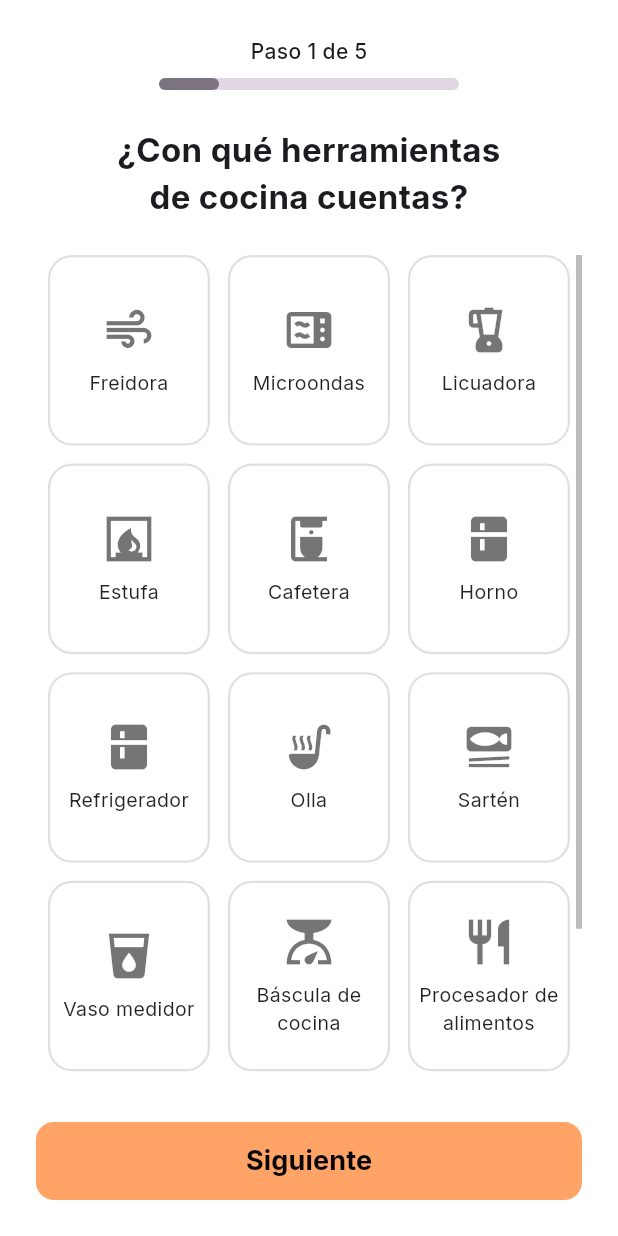
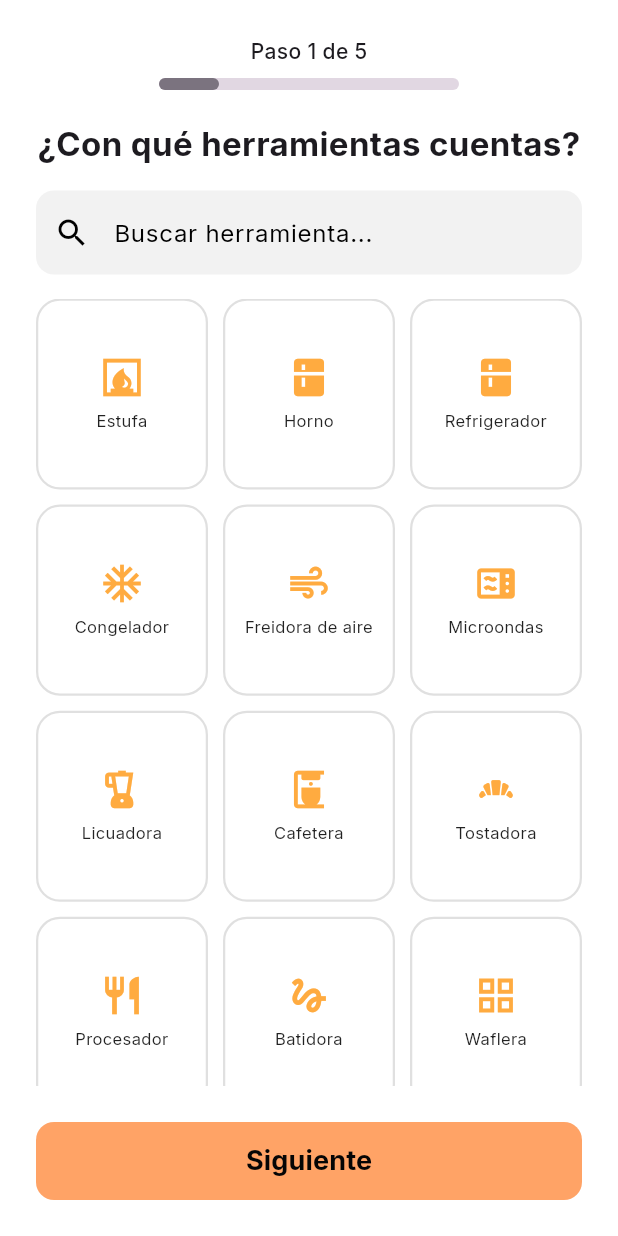
Before and after one commit to albertholto0/Generacion-recetas, a Flutter app: the QuestionnaireWrapper screen opened directly, on a phone screen of 412 x 824 dp. Run offline on Flutter 3.47's test engine with Material 3 defaults, Android fonts, the phone set to English and light mode, and no system bars; our stand-ins replace cloud_firestore, firebase_auth, firebase_core, google_fonts; accounts and stored records are empty.

Commit message:
Se están modificando el contenido de las pantallas, tanto visualmente como en el código. Se han modificado de la pantalla 1 a la 4

```diff
--- /dev/null
+++ b/app_recetas/lib/data/tools.dart
@@ -0,0 +1,161 @@
+import 'package:flutter/material.dart';
+
+class KitchenTool {
+  final String id;
+  final String label;
+  final IconData icon;
+  final String category;
+
+  const KitchenTool({
+    required this.id,
+    required this.label,
+    required this.icon,
+    this.category = 'General',
+  });
+}
+
+// Espatula, cuchillo. cazuela, vaporera, comal, colador, tetera, exprimidor,
+
+class ToolsRepository {
+  static const List<KitchenTool> allTools = [
+    // --- Línea Blanca / Grandes ---
+    KitchenTool(
+      id: 'estufa',
+      label: 'Estufa',
+      icon: Icons.fireplace,
+      category: 'Calor',
+    ),
+    KitchenTool(
+      id: 'horno',
+      label: 'Horno',
+      icon: Icons.kitchen,
+      category: 'Calor',
+    ),
+    KitchenTool(
+      id: 'refri',
+      label: 'Refrigerador',
+      icon: Icons.kitchen,
+      category: 'Frío',
+    ),
+    KitchenTool(
+      id: 'conge',
+      label: 'Congelador',
+      icon: Icons.ac_unit,
+      category: 'Frío',
+    ),
+
+    // --- Pequeños Electrodomésticos ---
+    KitchenTool(
+      id: 'airfryer',
+      label: 'Freidora de aire',
+      icon: Icons.air,
+      category: 'Pequeños',
+    ),
+    KitchenTool(
+      id: 'micro',
+      label: 'Microondas',
+      icon: Icons.microwave,
+      category: 'Pequeños',
+    ),
+    KitchenTool(
+      id: 'licuadora',
+      label: 'Licuadora',
+      icon: Icons.blender,
+      category: 'Pequeños',
+    ),
+    KitchenTool(
+      id: 'cafetera',
+      label: 'Cafetera',
+      icon: Icons.coffee_maker,
+      category: 'Pequeños',
+    ),
+    KitchenTool(
+      id: 'tostadora',
+      label: 'Tostadora',
+      icon: Icons.bakery_dining,
+      category: 'Pequeños',
+    ),
+    KitchenTool(
+      id: 'procesador',
+      label: 'Procesador',
+      icon: Icons.restaurant,
+      category: 'Pequeños',
+    ),
+    KitchenTool(
+      id: 'batidora',
+      label: 'Batidora',
+      icon: Icons.gesture,
+      category: 'Pequeños',
+    ),
+    KitchenTool(
+      id: 'waflera',
+      label: 'Waflera',
+      icon: Icons.grid_view,
+      category: 'Pequeños',
+    ),
+    KitchenTool(
+      id: 'arrocera',
+      label: 'Arrocera',
+      icon: Icons.shutter_speed,
+      category: 'Pequeños',
+    ),
+
+    // --- Utensilios de Cocción ---
+    KitchenTool(
+      id: 'sarten',
+      label: 'Sartén',
+      icon: Icons.set_meal,
+      category: 'Utensilios',
+    ),
+    KitchenTool(
+      id: 'olla',
+      label: 'Olla',
+      icon: Icons.soup_kitchen,
+      category: 'Utensilios',
+    ),
+    KitchenTool(
+      id: 'olla_presion',
+      label: 'Olla a presión',
+      icon: Icons.timer,
+      category: 'Utensilios',
+    ),
+    KitchenTool(
+      id: 'parrilla',
+      label: 'Parrilla',
+      icon: Icons.reorder,
+      category: 'Utensilios',
+    ),
+
+    // --- Preparación y Medición ---
+    KitchenTool(
+      id: 'bascula',
+      label: 'Báscula',
+      icon: Icons.scale,
+      category: 'Medición',
+    ),
+    KitchenTool(
+      id: 'vaso_med',
+      label: 'Vaso medidor',
+      icon: Icons.local_drink,
+      category: 'Medición',
+    ),
+    KitchenTool(
+      id: 'rallador',
+      label: 'Rallador',
+      icon: Icons.grid_3x3,
+      category: 'Preparación',
+    ),
+    KitchenTool(
+      id: 'tabla',
+      label: 'Tabla de picar',
+      icon: Icons.crop_landscape,
+      category: 'Preparación',
+    ),
+    KitchenTool(
+      id: 'pelador',
+      label: 'Pelador',
+      icon: Icons.cleaning_services,
+      category: 'Preparación',
+    ),
+  ];
+}
--- a/app_recetas/lib/screens/first_start/questionnaire/question_1.dart
+++ b/app_recetas/lib/screens/first_start/questionnaire/question_1.dart
@@ -1,4 +1,5 @@
 import 'package:flutter/material.dart';
+import '/data/tools.dart'; // Importa el archivo anterior
 
 class Question1Content extends StatefulWidget {
   const Question1Content({super.key});
@@ -8,98 +9,100 @@ class Question1Content extends StatefulWidget {
 }
 
 class _Question1ContentState extends State<Question1Content> {
-  final Set<int> _selectedTools = {};
+  final Set<String> _selectedToolIds = {};
+  String _searchQuery = "";
 
-  final List<_ToolData> _tools = const [
-    _ToolData(icon: Icons.air, label: 'Freidora'),
-    _ToolData(icon: Icons.microwave, label: 'Microondas'),
-    _ToolData(icon: Icons.blender, label: 'Licuadora'),
-    _ToolData(icon: Icons.fireplace, label: 'Estufa'),
-    _ToolData(icon: Icons.coffee_maker, label: 'Cafetera'),
-    _ToolData(icon: Icons.kitchen, label: 'Horno'),
-    _ToolData(icon: Icons.kitchen, label: 'Refrigerador'),
-    _ToolData(icon: Icons.soup_kitchen, label: 'Olla'),
-    _ToolData(icon: Icons.set_meal, label: 'Sartén'),
-    _ToolData(icon: Icons.local_drink, label: 'Vaso medidor'),
-    _ToolData(icon: Icons.scale, label: 'Báscula de cocina'),
-    _ToolData(icon: Icons.restaurant, label: 'Procesador de alimentos'),
-    _ToolData(icon: Icons.bakery_dining, label: 'Tostadora'),
-  ];
+  // Filtramos la lista según lo que escriba el usuario
+  List<KitchenTool> get _filteredTools => ToolsRepository.allTools
+      .where(
+        (tool) => tool.label.toLowerCase().contains(_searchQuery.toLowerCase()),
+      )
+      .toList();
 
   @override
   Widget build(BuildContext context) {
-    // Retornamos directamente una Column o el contenido
-    // Ya no hay Scaffold, SafeArea, ProgressBar ni NextButton aquí
     return Column(
       children: [
-        const SizedBox(height: 24),
+        const SizedBox(height: 20),
         const Text(
-          '¿Con qué herramientas\nde cocina cuentas?',
+          '¿Con qué herramientas cuentas?',
           textAlign: TextAlign.center,
           style: TextStyle(fontSize: 22, fontWeight: FontWeight.bold),
         ),
-        const SizedBox(height: 24),
+        const SizedBox(height: 16),
+
+        // --- BUSCADOR ---
+        TextField(
+          onChanged: (value) => setState(() => _searchQuery = value),
+          decoration: InputDecoration(
+            hintText: 'Buscar herramienta...',
+            prefixIcon: const Icon(Icons.search),
+            filled: true,
+            fillColor: Colors.black12.withOpacity(0.05),
+            border: OutlineInputBorder(
+              borderRadius: BorderRadius.circular(12),
+              borderSide: BorderSide.none,
+            ),
+          ),
+        ),
+
+        const SizedBox(height: 16),
+
         Expanded(
-          child: Scrollbar(
-            thumbVisibility: true,
-            child: Padding(
-              padding: const EdgeInsets.symmetric(horizontal: 8.0),
           child: GridView.builder(
             gridDelegate: const SliverGridDelegateWithFixedCrossAxisCount(
               crossAxisCount: 3,
-                  crossAxisSpacing: 12,
-                  mainAxisSpacing: 12,
-                  childAspectRatio: 0.85,
+              crossAxisSpacing: 10,
+              mainAxisSpacing: 10,
+              childAspectRatio: 0.9,
             ),
-                itemCount: _tools.length,
+            itemCount: _filteredTools.length,
             itemBuilder: (context, index) {
-                  final selected = _selectedTools.contains(index);
+              final tool = _filteredTools[index];
+              final isSelected = _selectedToolIds.contains(tool.id);
+
               return GestureDetector(
                 onTap: () {
                   setState(() {
-                        if (selected) {
-                          _selectedTools.remove(index);
-                        } else {
-                          _selectedTools.add(index);
-                        }
+                    isSelected
+                        ? _selectedToolIds.remove(tool.id)
+                        : _selectedToolIds.add(tool.id);
                   });
                 },
-                    child: Container(
+                child: AnimatedContainer(
+                  duration: const Duration(milliseconds: 200),
                   decoration: BoxDecoration(
-                        color: selected
-                            ? const Color(0xFFFFA366)
-                            : Colors.white,
+                    color: isSelected ? const Color(0xFFFFA366) : Colors.white,
                     borderRadius: BorderRadius.circular(16),
                     border: Border.all(
-                          color: selected
+                      color: isSelected
                           ? const Color(0xFFFFA366)
                           : Colors.black12,
                       width: 1.5,
                     ),
-                        boxShadow: [
-                          if (selected)
-                            BoxShadow(
-                              color: const Color(0xFFFFA366).withOpacity(0.3),
-                              blurRadius: 8,
-                              offset: const Offset(0, 4),
-                            ),
-                        ],
                   ),
                   child: Column(
                     mainAxisAlignment: MainAxisAlignment.center,
                     children: [
                       Icon(
-                            _tools[index].icon,
-                            size: 36,
-                            color: selected ? Colors.white : Colors.black54,
+                        tool.icon,
+                        size: 30,
+                        color: isSelected ? Colors.white : Colors.orangeAccent,
                       ),
-                          const SizedBox(height: 8),
-                          Text(
-                            _tools[index].label,
+                      const SizedBox(height: 6),
+                      Padding(
+                        padding: const EdgeInsets.symmetric(horizontal: 4.0),
+                        child: Text(
+                          tool.label,
                           textAlign: TextAlign.center,
+                          maxLines: 2,
                           style: TextStyle(
-                              color: selected ? Colors.white : Colors.black87,
-                              fontSize: 13,
+                            color: isSelected ? Colors.white : Colors.black87,
+                            fontSize: 11,
+                            fontWeight: isSelected
+                                ? FontWeight.bold
+                                : FontWeight.normal,
+                          ),
                         ),
                       ),
                     ],
@@ -109,16 +112,7 @@ class _Question1ContentState extends State<Question1Content> {
             },
           ),
         ),
-          ),
-        ),
       ],
     );
   }
 }
-
-// Mantenemos la clase de datos al final
-class _ToolData {
-  final IconData icon;
-  final String label;
-  const _ToolData({required this.icon, required this.label});
-}
--- a/app_recetas/lib/screens/first_start/questionnaire/question_2.dart
+++ b/app_recetas/lib/screens/first_start/questionnaire/question_2.dart
@@ -1,5 +1,5 @@
 import 'package:flutter/material.dart';
-import '/widgets/custom_input.dart';
+import '/widgets/custom_input.dart'; //
 
 class Question2Content extends StatefulWidget {
   const Question2Content({super.key});
@@ -9,28 +9,33 @@ class Question2Content extends StatefulWidget {
 }
 
 class _Question2ContentState extends State<Question2Content> {
-  final TextEditingController _controller = TextEditingController();
-  int _internalStep = 0; // Controla el paso interno de esta pregunta
+  final Map<String, TextEditingController> _controllers = {
+    'alergias': TextEditingController(),
+    'disgustos': TextEditingController(),
+    'exclusiones': TextEditingController(),
+    'otros': TextEditingController(),
+  };
 
-  final List<String> _labels = [
-    'Soy alérgico a:',
-    'No me gusta comer:',
-    'Mi dieta excluye:',
+  final List<Map<String, String>> _fieldConfigs = [
+    {'id': 'alergias', 'label': 'Soy alérgico a:'},
+    {'id': 'disgustos', 'label': 'No me gusta comer:'},
+    {'id': 'exclusiones', 'label': 'Mi dieta excluye:'},
+    {'id': 'otros', 'label': 'Otras consideraciones:'},
   ];
-
-  final List<String?> _answers = [null, null, null];
 
   @override
   void dispose() {
-    _controller.dispose();
+    for (var controller in _controllers.values) {
+      controller.dispose();
+    }
     super.dispose();
   }
 
   @override
   Widget build(BuildContext context) {
-    // Retornamos directamente el contenido central
-    return Column(
-      crossAxisAlignment: CrossAxisAlignment.center,
+    return SingleChildScrollView(
+      physics: const BouncingScrollPhysics(),
+      child: Column(
         children: [
           const SizedBox(height: 24),
           const Text(
@@ -38,70 +43,20 @@ class _Question2ContentState extends State<Question2Content> {
             textAlign: TextAlign.center,
             style: TextStyle(fontSize: 22, fontWeight: FontWeight.bold),
           ),
-        const SizedBox(height: 16),
-        const Text(
-          'Esto nos ayudará a filtrar recetas que no\npuedas o no quieras consumir.',
-          textAlign: TextAlign.center,
-          style: TextStyle(fontSize: 15, color: Colors.black54),
-        ),
           const SizedBox(height: 32),
 
-        // Input dinámico basado en el paso interno
-        CustomInput(label: _labels[_internalStep], controller: _controller),
-
-        const SizedBox(height: 16),
-
-        // Botón de confirmar interno
-        SizedBox(
-          width: double.infinity,
-          height: 45,
-          child: ElevatedButton(
-            style: ElevatedButton.styleFrom(
-              backgroundColor: const Color(0xFF7B737F),
-              elevation: 0,
-              shape: RoundedRectangleBorder(
-                borderRadius: BorderRadius.circular(8),
-              ),
-            ),
-            onPressed: () {
-              setState(() {
-                _answers[_internalStep] = _controller.text;
-                _controller.clear();
-                if (_internalStep < 2) {
-                  _internalStep++;
-                }
-              });
-            },
-            child: Text(
-              _internalStep < 2 ? 'Confirmar' : 'Guardar cambios',
-              style: const TextStyle(
-                fontWeight: FontWeight.bold,
-                fontSize: 15,
-                color: Colors.white,
+          ..._fieldConfigs.map(
+            (config) => Padding(
+              padding: const EdgeInsets.only(bottom: 24),
+              child: CustomInput(
+                label: config['label']!,
+                controller: _controllers[config['id']]!,
               ),
             ),
           ),
+          const SizedBox(height: 24),
+        ],
       ),
-
-        // Pequeño indicador de progreso interno
-        const SizedBox(height: 16),
-        Row(
-          mainAxisAlignment: MainAxisAlignment.center,
-          children: List.generate(3, (index) {
-            return Container(
-              margin: const EdgeInsets.symmetric(horizontal: 4),
-              width: 8,
-              height: 8,
-              decoration: BoxDecoration(
-                shape: BoxShape.circle,
-                color: _internalStep >= index
-                    ? const Color(0xFF7B737F)
-                    : Colors.black12,
-              ),
-            );
-          }),
-        ),
-      ],
     );
   }
 }
--- a/app_recetas/lib/screens/first_start/questionnaire/question_3.dart
+++ b/app_recetas/lib/screens/first_start/questionnaire/question_3.dart
@@ -1,7 +1,7 @@
 import 'package:flutter/material.dart';
 import 'package:flutter/services.dart';
+import '/widgets/custom_dropdown.dart';
 import '/widgets/custom_input.dart';
-import '/widgets/custom_dropdown.dart';
 
 class Question3Content extends StatefulWidget {
   const Question3Content({super.key});
@@ -24,7 +24,6 @@ class _Question3ContentState extends State<Question3Content> {
 
   @override
   void dispose() {
-    // Es buena práctica limpiar los controladores
     _edadController.dispose();
     _personasController.dispose();
     super.dispose();
@@ -32,9 +31,7 @@ class _Question3ContentState extends State<Question3Content> {
 
   @override
   Widget build(BuildContext context) {
-    // Retornamos directamente el contenido central sin Scaffold
     return SingleChildScrollView(
-      // Añadimos esto para evitar errores de teclado en pantallas pequeñas
       child: Column(
         crossAxisAlignment: CrossAxisAlignment.center,
         children: [
@@ -76,7 +73,6 @@ class _Question3ContentState extends State<Question3Content> {
             inputFormatters: [FilteringTextInputFormatter.digitsOnly],
           ),
 
-          // El espaciado final para que no pegue con el botón Siguiente del padre
           const SizedBox(height: 24),
         ],
       ),
--- a/app_recetas/lib/screens/first_start/questionnaire/question_4.dart
+++ b/app_recetas/lib/screens/first_start/questionnaire/question_4.dart
@@ -21,6 +21,7 @@ class _Question4ContentState extends State<Question4Content> {
     ),
     _RestrictionOption(title: 'Dieta blanda', subtitle: 'Me encuentro enfermo'),
     _RestrictionOption(title: 'Ninguna por el momento', subtitle: ''),
+    _RestrictionOption(title: 'Otra', subtitle: 'Especificar'),
   ];
 
   @override
@@ -41,7 +42,6 @@ class _Question4ContentState extends State<Question4Content> {
         ),
         const SizedBox(height: 24),
 
-        // Lista de opciones
         Expanded(
           child: ListView.builder(
             itemCount: _options.length,
@@ -100,7 +100,6 @@ class _Question4ContentState extends State<Question4Content> {
           textAlign: TextAlign.center,
           style: TextStyle(fontSize: 13, color: Colors.black45),
         ),
-        const SizedBox(height: 16),
       ],
     );
   }
```
Also changed, not shown: app_recetas/lib/screens/first_start/questionnaire/questionnaire_wrapper.dart (+0 -13 lines). Lines whose indentation alone changed are shown as unchanged.
